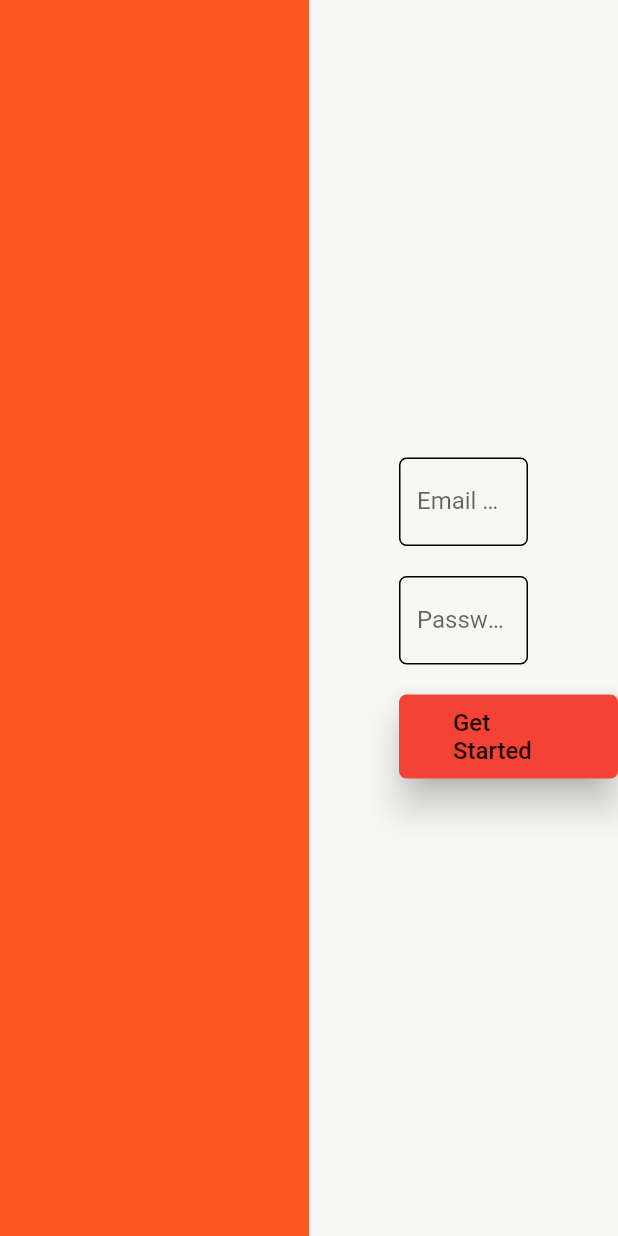
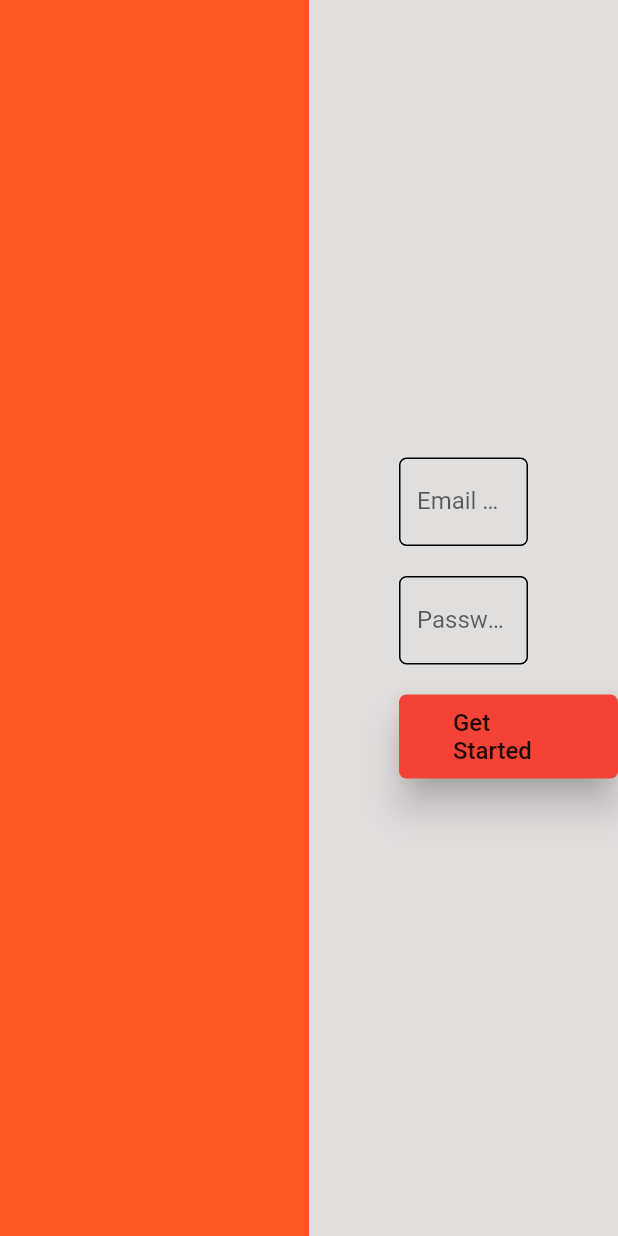
Before and after one commit to MbungeApp/Mbunge-WebAdmin, a Flutter app: the screen it shows after launch, on a phone screen of 412 x 824 dp. Run offline on Flutter 3.47's test engine with Material 2 defaults, Android fonts, the phone set to English and light mode, and no system bars.

Commit message:
updated colors

```diff
--- a/lib/utils/colors.dart
+++ b/lib/utils/colors.dart
@@ -1,5 +1,5 @@
 import 'package:flutter/material.dart';
 
 class AppColors {
-  static const Color whiteColor = Color(0xFFf7f8f3);
+  static const Color whiteColor = Color(0xFFE1DEDE);
 }
```
